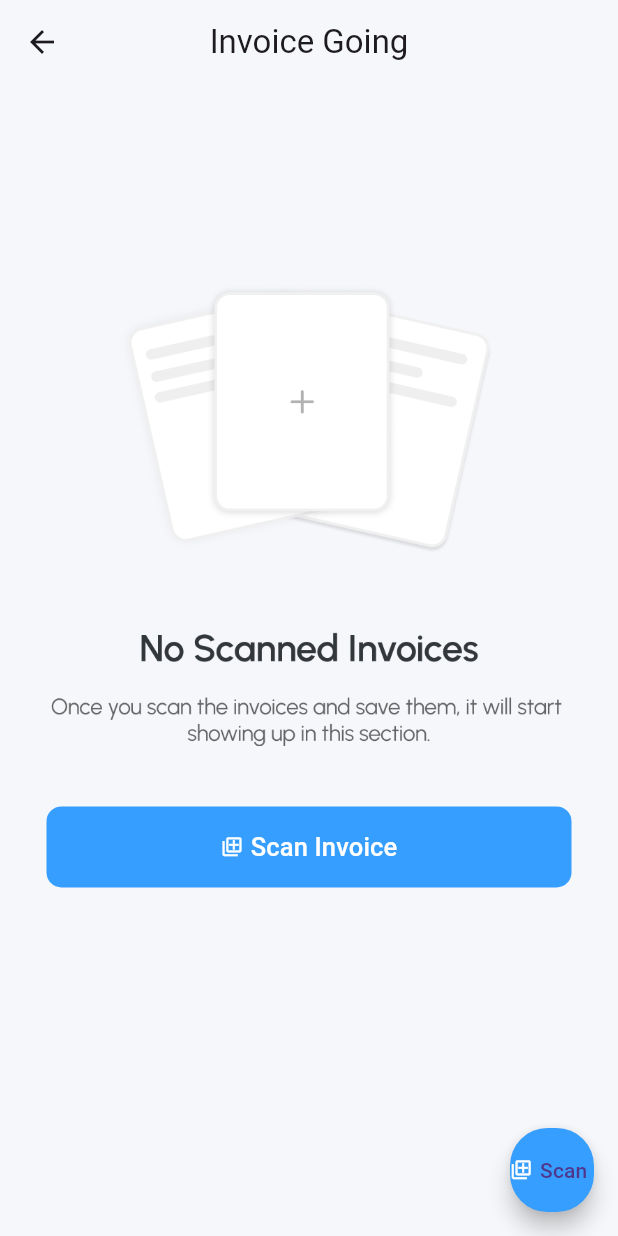
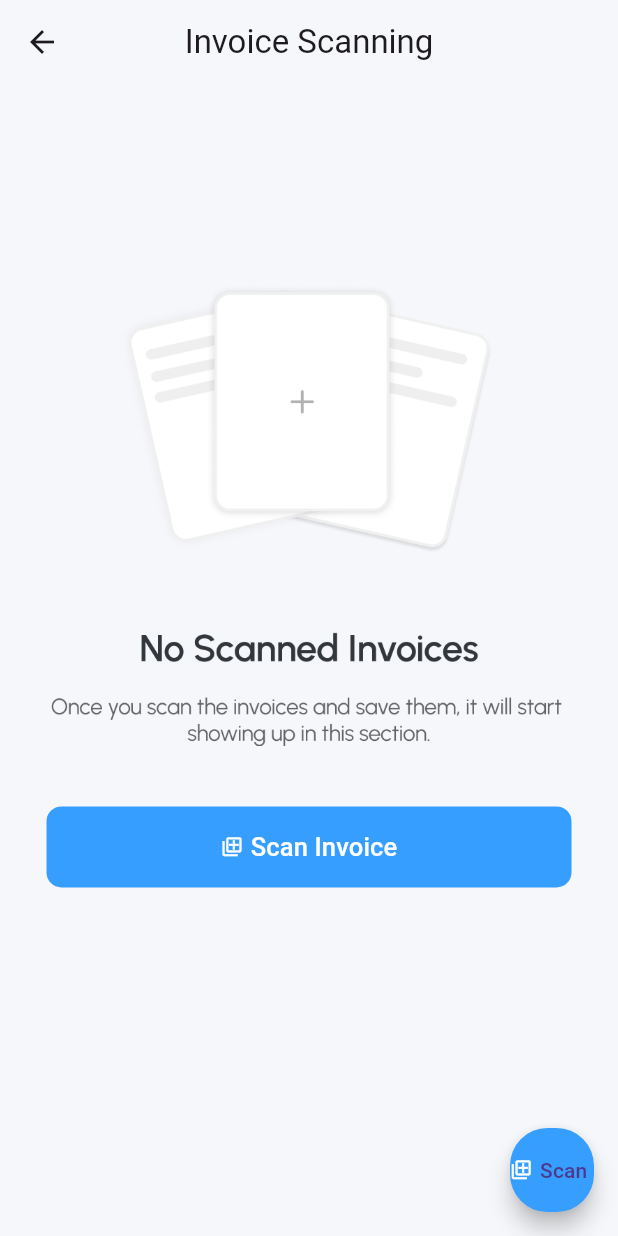
Before and after one commit to Ganapathi-AJ/field-app-test, a Flutter app: the InvoiceScanningScreen screen opened directly, on a phone screen of 412 x 824 dp. Run offline on Flutter 3.47's test engine with Material 3 defaults, Android fonts, the phone set to English and light mode, and no system bars; our stand-ins replace camera, carousel_slider, firebase_core, firebase_storage, fl_chart, flutter_widget_from_html_core and 4 more; missing offline and left inert: flutter_inappwebview, mobile_scanner; accounts and stored records are empty.

Commit message:
Activate Invoice

```diff
--- a/lib/invoice_scanning/invoice_scanning.dart
+++ b/lib/invoice_scanning/invoice_scanning.dart
@@ -11,7 +11,7 @@ class InvoiceScanningScreen extends StatelessWidget {
       backgroundColor: const Color.fromARGB(255, 246, 247, 250),
       appBar: AppBar(
         backgroundColor: const Color.fromARGB(255, 246, 247, 250),
-        title: const Text('Invoice Going'),
+        title: const Text('Invoice Scanning'),
         centerTitle: true,
       ),
       body: Center(
```
